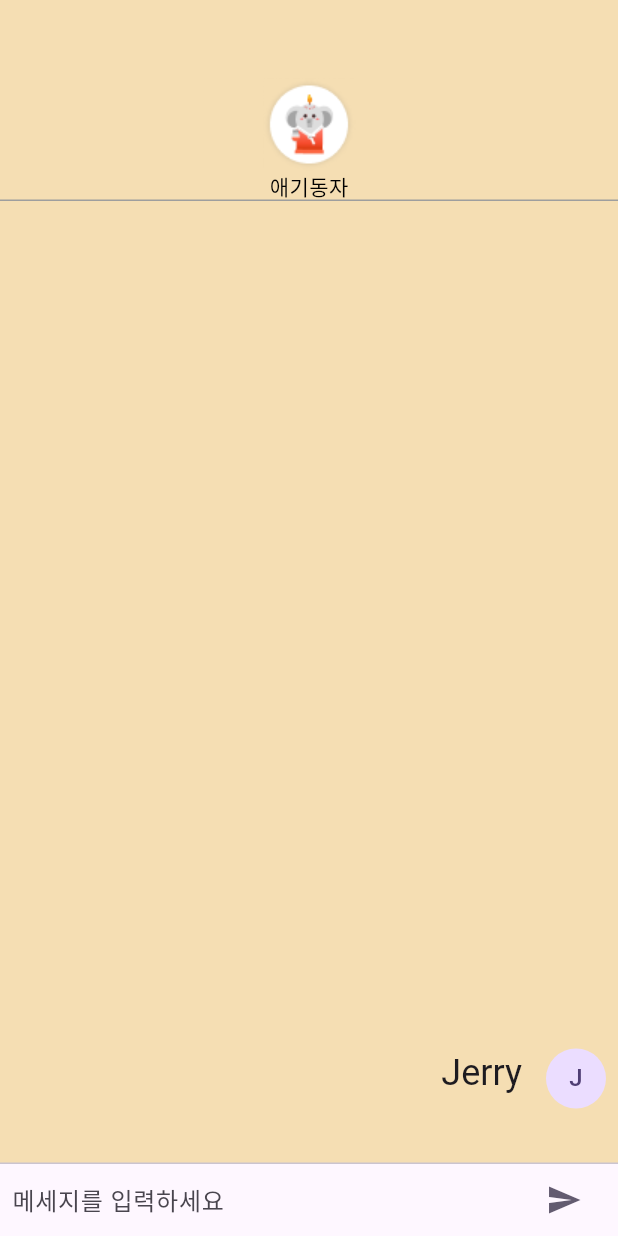
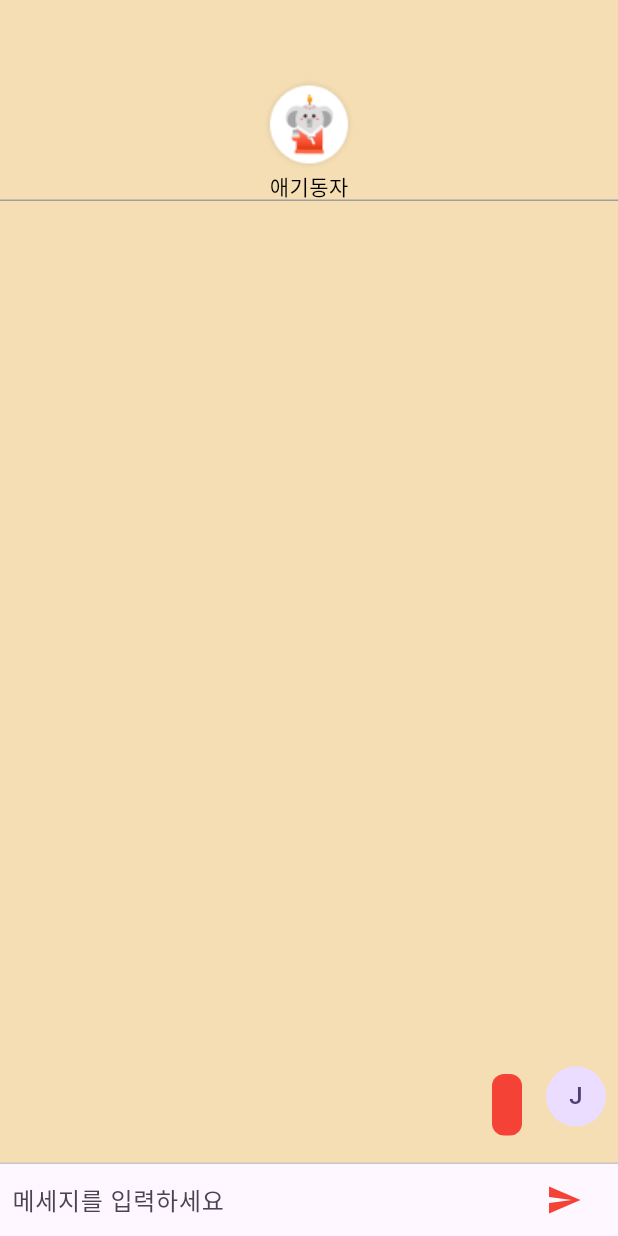
Before and after one commit to myhome1204/baby, a Flutter app: the ChatScreen screen opened directly, after a tap on the "send" icon, on a phone screen of 412 x 824 dp. Run offline on Flutter 3.47's test engine with Material 3 defaults, Android fonts, the phone set to English and light mode, and no system bars; missing offline and left inert: kakao_flutter_sdk, kakao_flutter_sdk_user.

Commit message:
마이페이지 저장하기 버튼 추가 채팅기능에 isUserMessage변수 추가해서 true면 사용자,false면 상대 메세지 표현 메세지창 색상 변경

```diff
--- a/lib/screens/chatting/chat.dart
+++ b/lib/screens/chatting/chat.dart
@@ -3,6 +3,7 @@ import 'package:flutter/material.dart';
 void main() => runApp(Chat());
 
 const String _name = "Jerry";
+const String yourname = "other";
 
 class Chat extends StatelessWidget {
   @override
@@ -20,9 +21,8 @@ class ChatScreen extends StatefulWidget {
 }
 
 class ChatScreenState extends State<ChatScreen> {
-
-  final List<ChatMessage> _messages = <ChatMessage>[];
-  final TextEditingController _textController = TextEditingController();
+  final List<ChatMessage> _messages = <ChatMessage>[]; // 채팅 메시지를 저장하는 리스트
+  final TextEditingController _textController = TextEditingController(); // 메시지 입력 필드의 텍스트를 제어하는 컨트롤러
 
   @override
   Widget build(BuildContext context) {
@@ -100,7 +100,7 @@ class ChatScreenState extends State<ChatScreen> {
             Container(
               margin: const EdgeInsets.symmetric(horizontal: 4.0),
               child: IconButton(
-                icon: Icon(Icons.send),
+                icon: Icon(Icons.send, color: Colors.red),
                 onPressed: () => _handleSubmitted(_textController.text),
               ),
             ),
@@ -110,43 +110,63 @@ class ChatScreenState extends State<ChatScreen> {
     );
   }
 
-  void _handleSubmitted(String text) {
-    _textController.clear();
+  void _handleSubmitted(String text) { // 텍스트를 매개변수로 받아 메시지를 처리
+    _textController.clear(); // 텍스트 필드 비우기.
     var message = ChatMessage(
       text: text,
+      isUserMessage: true, // 사용자 메시지로 설정,true면 사용자,false면 상대
     );
     setState(() {
-      _messages.insert(0, message);
+      _messages.insert(0, message); // 상태를 갱신하여 새로운 메시지를 리스트의 첫 번째 위치에 추가
     });
   }
 }
 
 class ChatMessage extends StatelessWidget {
-  ChatMessage({required this.text});
+  ChatMessage({required this.text, required this.isUserMessage});
   final String text;
+  final bool isUserMessage; // 사용자인지 상대인지 나타내는 변수
 
   @override
   Widget build(BuildContext context) {
     return Container(
       margin: const EdgeInsets.symmetric(vertical: 10.0),
       child: Row(
-        mainAxisAlignment: MainAxisAlignment.end, // 오른쪽 정렬
+        mainAxisAlignment: isUserMessage ? MainAxisAlignment.end : MainAxisAlignment.start, // 사용자 메시지는 오른쪽 정렬, 다른 메시지는 왼쪽 정렬
         crossAxisAlignment: CrossAxisAlignment.start,
         children: <Widget>[
+          if (!isUserMessage) // 사용자 메시지가 아닐 때만 아바타 표시
+            Container(
+              margin: const EdgeInsets.only(right: 16.0),
+              child: CircleAvatar(child: Text(yourname[0])),
+            ),
           Column(
-            crossAxisAlignment: CrossAxisAlignment.end, // 오른쪽 정렬
+            crossAxisAlignment: isUserMessage ? CrossAxisAlignment.end : CrossAxisAlignment.start, // 사용자 메시지는 오른쪽 정렬, 다른 메시지는 왼쪽 정렬
             children: <Widget>[
-              Text(_name, style: Theme.of(context).textTheme.headlineSmall),
+              if (!isUserMessage) // 사용자 메시지가 아닐 때만 이름 표시
+                Text(yourname, style: Theme.of(context).textTheme.headlineSmall),
               Container(
                 margin: const EdgeInsets.only(top: 5.0),
-                child: Text(text),
+                padding: const EdgeInsets.all(10.0), // 메시지 박스의 패딩
+                decoration: BoxDecoration(
+                  color: isUserMessage ? Colors.red : Colors.white, // 사용자 메시지는 빨간색, 상대 메시지는 흰색 박스
+                  borderRadius: BorderRadius.circular(8.0),
+                ),
+                child: Text(
+                  text,
+                  style: TextStyle(
+                    color: isUserMessage ? Colors.white : Colors.black, // 사용자 메시지는 흰색, 다른 메시지는 검은색
+                  ),
+                  softWrap: true, // 텍스트 줄바꿈 설정
+                ),
               ),
             ],
           ),
-          Container(
-            margin: const EdgeInsets.only(left: 16.0),
-            child: CircleAvatar(child: Text(_name[0])),
-          ),
+          if (isUserMessage)
+            Container(
+              margin: const EdgeInsets.only(left: 16.0),
+              child: CircleAvatar(child: Text(_name[0])),
+            ),
         ],
       ),
     );
--- a/lib/screens/profile/ProfileEdit.dart
+++ b/lib/screens/profile/ProfileEdit.dart
@@ -2,9 +2,6 @@ import 'package:flutter/material.dart';
 import 'package:untitled3/screens/profile/jerrymain.dart';
 import 'package:untitled3/screens/profile/MailEdit.dart';
 
-void main() {
-  runApp(MyApp());
-}
 
 class ProfileEdit extends StatelessWidget {
   @override
```
Also changed, not shown: lib/screens/profile/MailEdit.dart (+36 -12 lines), lib/screens/profile/birthInput.dart (+24 -3 lines), lib/screens/profile/birthTimeInput.dart (+24 -3 lines).
